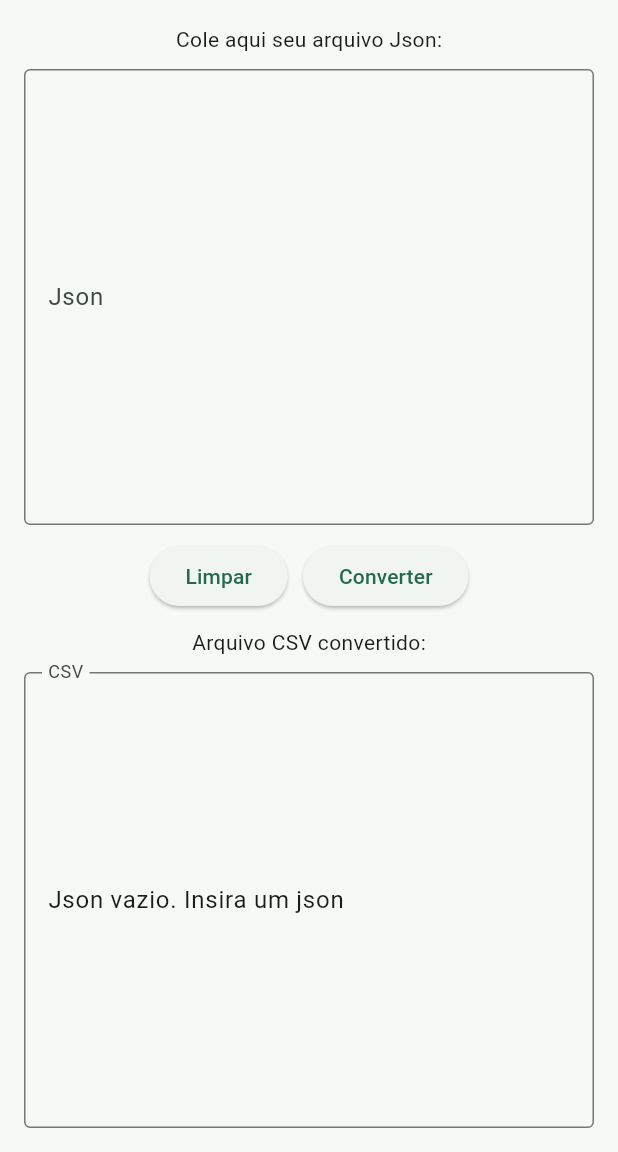
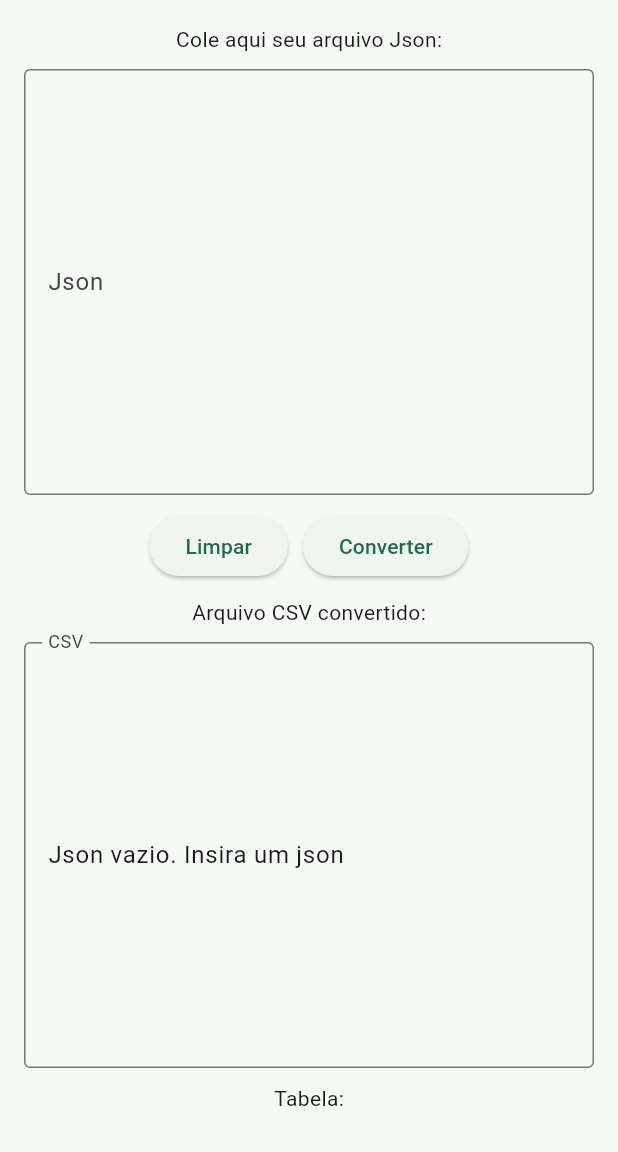
Before and after one commit to luisabritod/Json2Csv, a Flutter app: the screen it shows after launch, after a tap on "Converter", on a phone screen of 412 x 824 dp, the part 84-1236 px from its top. Run offline on Flutter 3.47's test engine with Material 3 defaults, Android fonts, the light colour scheme and no system bars.

Commit message:
função de converter o json para tabela

```diff
--- a/lib/home_page.dart
+++ b/lib/home_page.dart
@@ -1,5 +1,6 @@
 import 'package:flutter/material.dart';
 import 'package:json2csv/json_converter.dart';
+import 'package:json2csv/json_converter_table.dart';
 
 class HomePage extends StatefulWidget {
   const HomePage({super.key});
@@ -12,10 +13,18 @@ class _HomePageState extends State<HomePage> {
   final TextEditingController _jsonController = TextEditingController();
   final TextEditingController _csvController = TextEditingController();
 
+  CsvTable? _csvTable;
+
   void _convertJsonToCsv() {
     String json = _jsonController.text;
     String csv = convertJsonToCsv(json);
     _csvController.text = csv;
+
+    final CsvTable? table = jsonToTable(json);
+
+    setState(() {
+      _csvTable = table;
+    });
   }
 
   void _clear() {
@@ -85,6 +94,29 @@ class _HomePageState extends State<HomePage> {
                   ),
                 ),
               ),
+              SizedBox(height: 10),
+              Text('Tabela:'),
+              SizedBox(height: 10),
+              if (_csvTable != null)
+                SingleChildScrollView(
+                  scrollDirection: Axis.horizontal,
+                  child: Expanded(
+                    child: DataTable(
+                      columns: _csvTable!.cabecalho
+                          .map((index) => DataColumn(label: Text(index)))
+                          .toList(),
+                      rows: _csvTable!.colunas
+                          .map(
+                            (index) => DataRow(
+                              cells: index
+                                  .map((index) => DataCell(Text(index)))
+                                  .toList(),
+                            ),
+                          )
+                          .toList(),
+                    ),
+                  ),
+                ),
             ],
           ),
         ),
--- /dev/null
+++ b/lib/json_converter_table.dart
@@ -0,0 +1,40 @@
+import 'dart:convert';
+
+class CsvTable {
+  final List<String> cabecalho;
+  final List<List<String>> colunas;
+
+  CsvTable({required this.cabecalho, required this.colunas});
+}
+
+CsvTable? jsonToTable(String json) {
+  if (json.trim().isEmpty) {
+    return null;
+  }
+
+  try {
+    final List<dynamic> jsonList = jsonDecode(json);
+
+    if (jsonList.isEmpty || jsonList.first is! Map) {
+      return null;
+    }
+
+    final Map<String, dynamic> primeiroJson = jsonList.first;
+    final List<String> cabecalho = primeiroJson.keys.toList();
+    final List<List<String>> colunas = [];
+
+    for (final item in jsonList) {
+      if (item is Map) {
+        final List<String> valorColuna = cabecalho.map((index) {
+          final valor = item[index]?.toString() ?? '';
+          return valor;
+        }).toList();
+        colunas.add(valorColuna);
+      }
+    }
+
+    return CsvTable(cabecalho: cabecalho, colunas: colunas);
+  } catch (erro) {
+    return null;
+  }
+}
```
